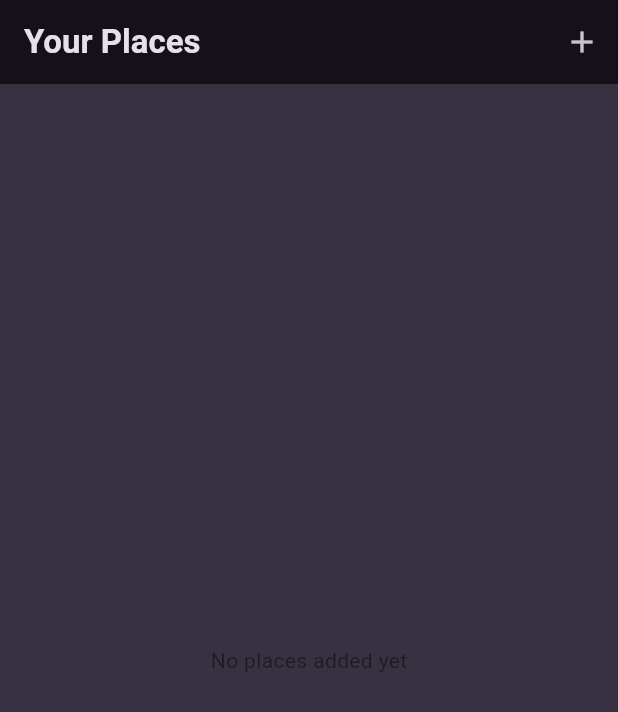
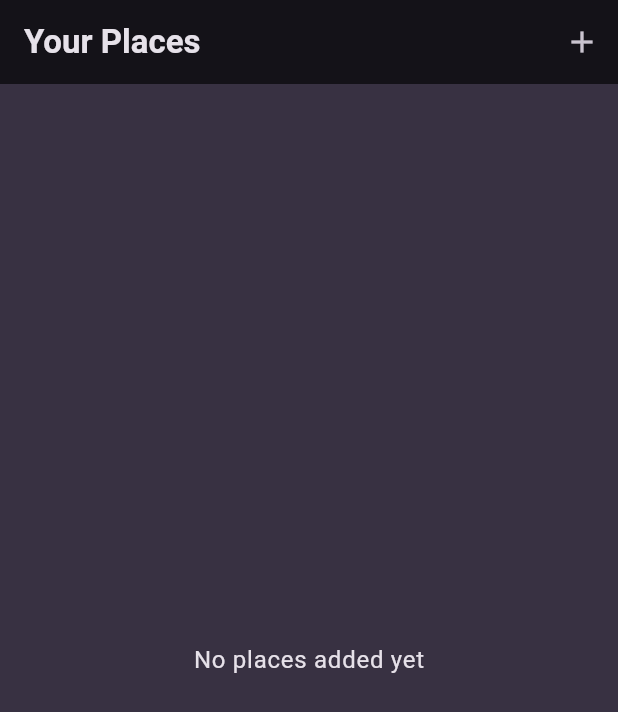
Before and after one commit to alobban/flutter_favorite_places, a Flutter app: the screen it shows after launch, on a phone screen of 412 x 824 dp. Shown: the top 712 px of the screen. Run offline on Flutter 3.47's test engine with Material 3 defaults, Android fonts, the phone set to English and light mode, and no system bars; our stand-ins replace google_fonts.

Commit message:
Add styles to Fallback text

```diff
--- a/lib/widgets/places_list.dart
+++ b/lib/widgets/places_list.dart
@@ -10,8 +10,13 @@ class PlacesList extends StatelessWidget {
   @override
   Widget build(BuildContext context) {
     if (places.isEmpty) {
-      return const Center(
-        child: Text('No places added yet'),
+      return Center(
+        child: Text(
+          'No places added yet',
+          style: Theme.of(context).textTheme.bodyLarge!.copyWith(
+                color: Theme.of(context).colorScheme.onBackground,
+              ),
+        ),
       );
     }
 
```
